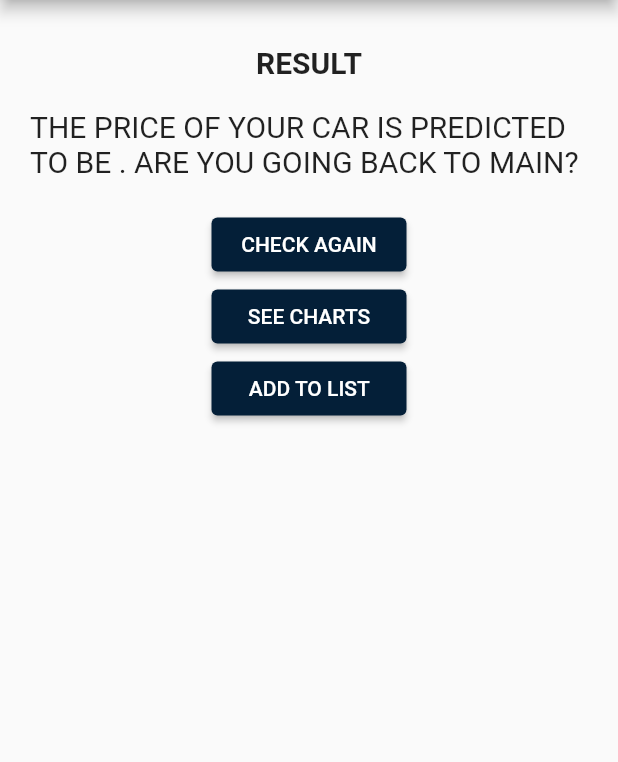
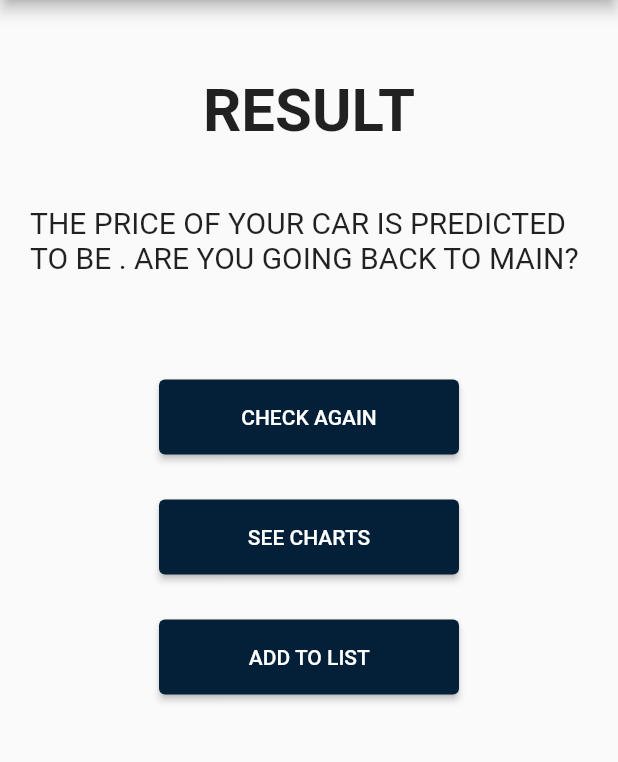
Before and after one commit to leesaereum/sell_car_app, a Flutter app: the Result screen opened directly with empty values, on a phone screen of 412 x 824 dp, the part 84-846 px from its top. Run offline on Flutter 3.47's test engine with Material 2 defaults, Android fonts, the light colour scheme and no system bars; our stand-ins replace charts_flutter; network calls fail.

Commit message:
2022/06/20 폰트 크기, 간격 등 조정

```diff
--- a/lib/pages/checkbrand.dart
+++ b/lib/pages/checkbrand.dart
@@ -26,7 +26,7 @@ class _CheckBrandState extends State<CheckBrand> {
             const SizedBox(height: 20),
             const Text(
               'CHOOSE BRAND',
-              style: TextStyle(fontSize: 20, fontWeight: FontWeight.bold),
+              style: TextStyle(fontSize: 30, fontWeight: FontWeight.bold),
             ),
             const SizedBox(height: 30),
             GestureDetector(
--- a/lib/pages/result.dart
+++ b/lib/pages/result.dart
@@ -61,11 +61,12 @@ class _ResultState extends State<Result> {
       body: Center(
         child: Column(
           children: [
-            const SizedBox(height: 30),
+            const SizedBox(height: 50),
             const Text(
               'RESULT',
-              style: TextStyle(fontSize: 20, fontWeight: FontWeight.bold),
+              style: TextStyle(fontSize: 40, fontWeight: FontWeight.bold),
             ),
+            const SizedBox(height: 20,),
             Padding(
               padding: const EdgeInsets.all(20.0),
               child: Text(
@@ -73,9 +74,12 @@ class _ResultState extends State<Result> {
                 style: const TextStyle(fontSize: 20),
               ),
             ),
+            const SizedBox(
+              height: 50,
+            ),
             ElevatedButton(
                 style: ElevatedButton.styleFrom(
-                    fixedSize: const Size(130, 10),
+                    fixedSize: const Size(200, 50),
                     primary: const Color.fromARGB(255, 4, 31, 56)),
                 onPressed: () {
                   Navigator.pop(context);
@@ -86,9 +90,12 @@ class _ResultState extends State<Result> {
                       ));
                 },
                 child: const Text('CHECK AGAIN')),
+            const SizedBox(
+              height: 30,
+            ),
             ElevatedButton(
                 style: ElevatedButton.styleFrom(
-                    fixedSize: const Size(130, 10),
+                    fixedSize: const Size(200, 50),
                     primary: const Color.fromARGB(255, 4, 31, 56)),
                 onPressed: () {
                   Navigator.pop(context);
@@ -105,9 +112,12 @@ class _ResultState extends State<Result> {
                       ));
                 },
                 child: const Text('SEE CHARTS')),
+            const SizedBox(
+              height: 30,
+            ),
             ElevatedButton(
                 style: ElevatedButton.styleFrom(
-                    fixedSize: const Size(130, 10),
+                    fixedSize: const Size(200, 50),
                     primary: const Color.fromARGB(255, 4, 31, 56)),
                 onPressed: () {
                   _showDialog(context);
@@ -431,8 +441,9 @@ class _ResultState extends State<Result> {
     bool error = true;
 
     var url = Uri.parse(
-        "http://localhost:8080/Flutter/sellcar_mylist_insert.jsp?inputId=${Static.id}&inputTitle=${title.text}&inputPrice=${price.round()}&inputBrand=${Static.brand}&inputModel=${Static.model}&inputAge=" +
-            "${widget.inputAge}&inputMileage=${widget.inputMileage}&inputMpg=${widget.inputMpg}&inputEngineSize=${widget.inputEngineSize}&inputFueltype=${widget.inputFueltype}&inputTransmission=${widget.inputTransmission}");
+        "http://localhost:8080/Flutter/sellcar_mylist_insert.jsp?inputId=${Static.id}&inputTitle=${title.text}&inputPrice=${price.round()}&inputBrand=" +
+            "${Static.brand}&inputModel=${Static.model}&inputAge=${widget.inputAge}&inputMileage=${widget.inputMileage}&inputMpg=${widget.inputMpg}&inputEngineSize=" +
+            "${widget.inputEngineSize}&inputFueltype=${widget.inputFueltype}&inputTransmission=${widget.inputTransmission}&inputError=${widget.errorValue}");
     var response = await http.get(url);
 
     setState(() {
@@ -474,7 +485,9 @@ class _ResultState extends State<Result> {
                       ),
                     ),
                   ),
-                  const SizedBox(height: 20,),
+                  const SizedBox(
+                    height: 20,
+                  ),
                   Row(
                     mainAxisAlignment: MainAxisAlignment.center,
                     children: [
@@ -488,9 +501,8 @@ class _ResultState extends State<Result> {
                           }
                         },
                         style: ElevatedButton.styleFrom(
-                          fixedSize: const Size(100, 10),
+                            fixedSize: const Size(100, 10),
                             primary: const Color.fromARGB(255, 4, 31, 56)),
-
                         child: const Text('ADD'),
                       ),
                       const SizedBox(
@@ -501,11 +513,9 @@ class _ResultState extends State<Result> {
                           Navigator.of(ctx).pop();
                         },
                         style: ElevatedButton.styleFrom(
-                          fixedSize: const Size(100, 10),
+                            fixedSize: const Size(100, 10),
                             primary: const Color.fromARGB(255, 4, 31, 56)),
-
                         child: const Text('CANCEL'),
-
                       ),
                     ],
                   ),
@@ -523,7 +533,7 @@ class _ResultState extends State<Result> {
           return AlertDialog(
             title: const Text('ALERT'),
             content: const Text(
-                'LIST HAS BEEN ADDED.DO YOU WANT TO GO TO THE MYLIST?'),
+                'LIST HAS BEEN ADDED. DO YOU WANT TO GO TO THE MYLIST?'),
             actions: [
               Row(
                 mainAxisAlignment: MainAxisAlignment.center,
@@ -536,7 +546,7 @@ class _ResultState extends State<Result> {
                           MaterialPageRoute(builder: (ctx) => Mylist()));
                     },
                     style: ElevatedButton.styleFrom(
-                      fixedSize: const Size(100, 10),
+                        fixedSize: const Size(100, 10),
                         primary: const Color.fromARGB(255, 4, 31, 56)),
                     child: const Text('OK'),
                   ),
@@ -549,7 +559,7 @@ class _ResultState extends State<Result> {
                       Navigator.of(ctx).pop();
                     },
                     style: ElevatedButton.styleFrom(
-                      fixedSize: const Size(100, 10),
+                        fixedSize: const Size(100, 10),
                         primary: const Color.fromARGB(255, 4, 31, 56)),
                     child: const Text('CANCEL'),
                   ),
```
Also changed, not shown: lib/pages/chechinfo.dart (+27 -5 lines), lib/pages/checkmodel.dart (+4 -4 lines).
